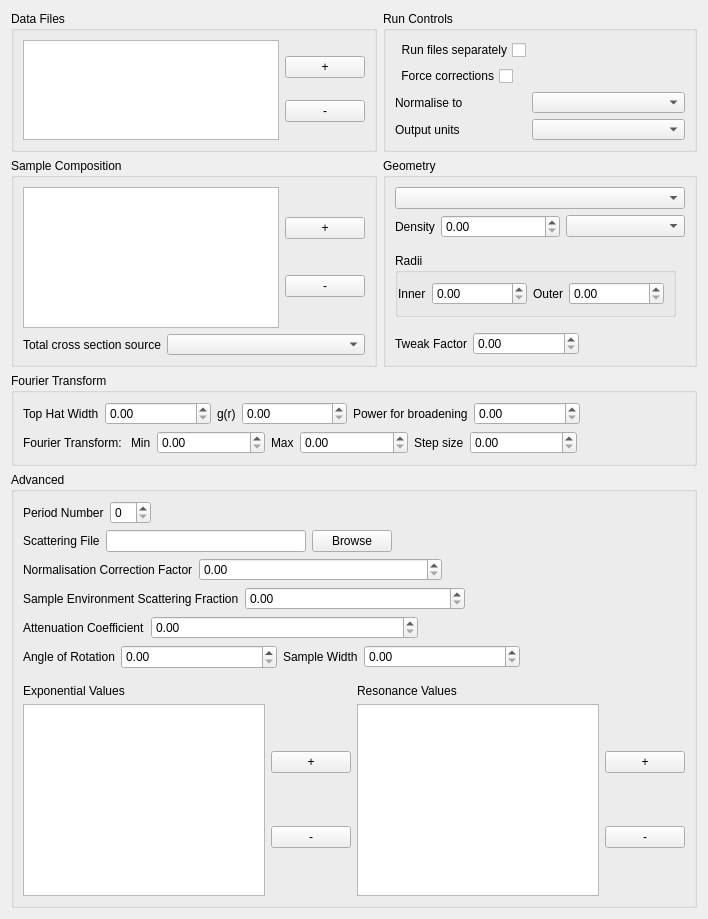
disorderedmaterials/GudPy, file src/gui/widgets/ui_files/sampleWidget.ui: the form before one commit.
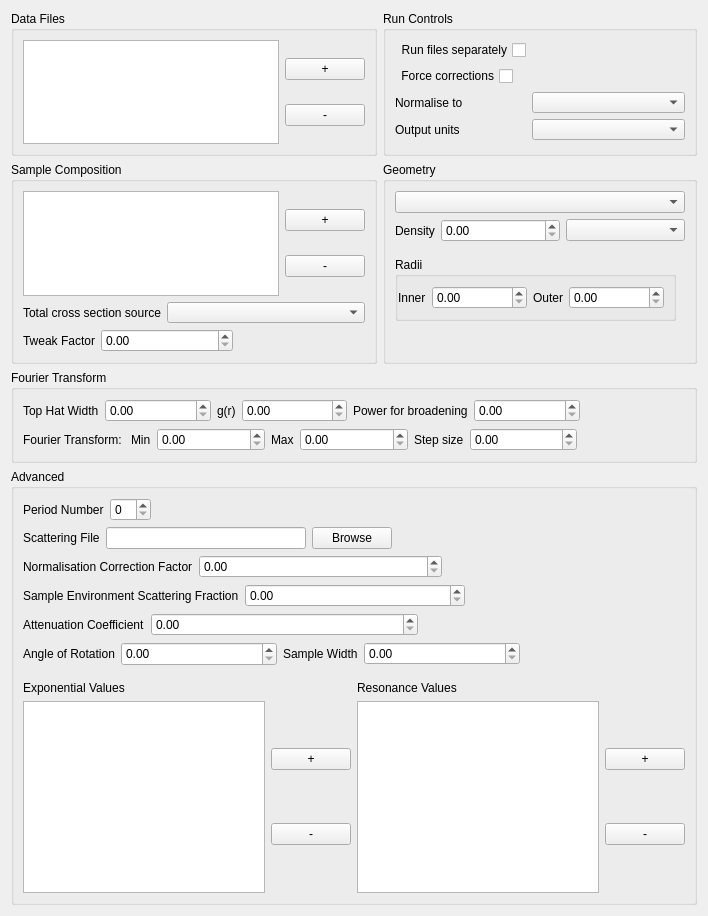
The form after the commit. Custom widgets are drawn as their Qt base class.

Commit message: feat: further redesign of SampleWidget UI.

```diff
--- a/src/gui/widgets/ui_files/sampleWidget.ui
+++ b/src/gui/widgets/ui_files/sampleWidget.ui
@@ -277,6 +277,40 @@
           </item>
          </layout>
         </item>
+        <item>
+         <layout class="QHBoxLayout" name="horizontalLayout_8">
+          <item>
+           <widget class="QLabel" name="tweakFactorLabel">
+            <property name="text">
+             <string>Tweak Factor</string>
+            </property>
+           </widget>
+          </item>
+          <item>
+           <widget class="QDoubleSpinBox" name="tweakFactorSpinBox">
+            <property name="sizePolicy">
+             <sizepolicy hsizetype="Expanding" vsizetype="Fixed">
+              <horstretch>0</horstretch>
+              <verstretch>0</verstretch>
+             </sizepolicy>
+            </property>
+           </widget>
+          </item>
+          <item>
+           <spacer name="horizontalSpacer_10">
+            <property name="orientation">
+             <enum>Qt::Horizontal</enum>
+            </property>
+            <property name="sizeHint" stdset="0">
+             <size>
+              <width>40</width>
+              <height>20</height>
+             </size>
+            </property>
+           </spacer>
+          </item>
+         </layout>
+        </item>
        </layout>
       </widget>
      </item>
@@ -458,40 +492,6 @@
           </widget>
          </widget>
         </item>
-        <item>
-         <layout class="QHBoxLayout" name="horizontalLayout_8">
-          <item>
-           <widget class="QLabel" name="tweakFactorLabel">
-            <property name="text">
-             <string>Tweak Factor</string>
-            </property>
-           </widget>
-          </item>
-          <item>
-           <widget class="QDoubleSpinBox" name="tweakFactorSpinBox">
-            <property name="sizePolicy">
-             <sizepolicy hsizetype="Expanding" vsizetype="Fixed">
-              <horstretch>0</horstretch>
-              <verstretch>0</verstretch>
-             </sizepolicy>
-            </property>
-           </widget>
-          </item>
-          <item>
-           <spacer name="horizontalSpacer_10">
-            <property name="orientation">
-             <enum>Qt::Horizontal</enum>
-            </property>
-            <property name="sizeHint" stdset="0">
-             <size>
-              <width>40</width>
-              <height>20</height>
-             </size>
-            </property>
-           </spacer>
-          </item>
-         </layout>
-        </item>
         <item>
          <spacer name="verticalSpacer">
           <property name="orientation">
```
